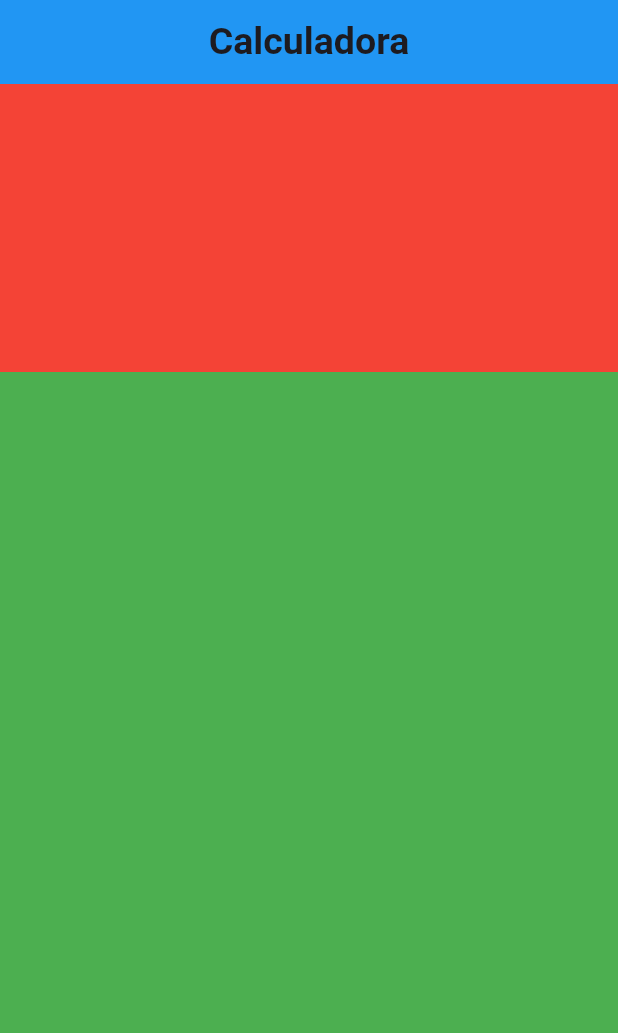
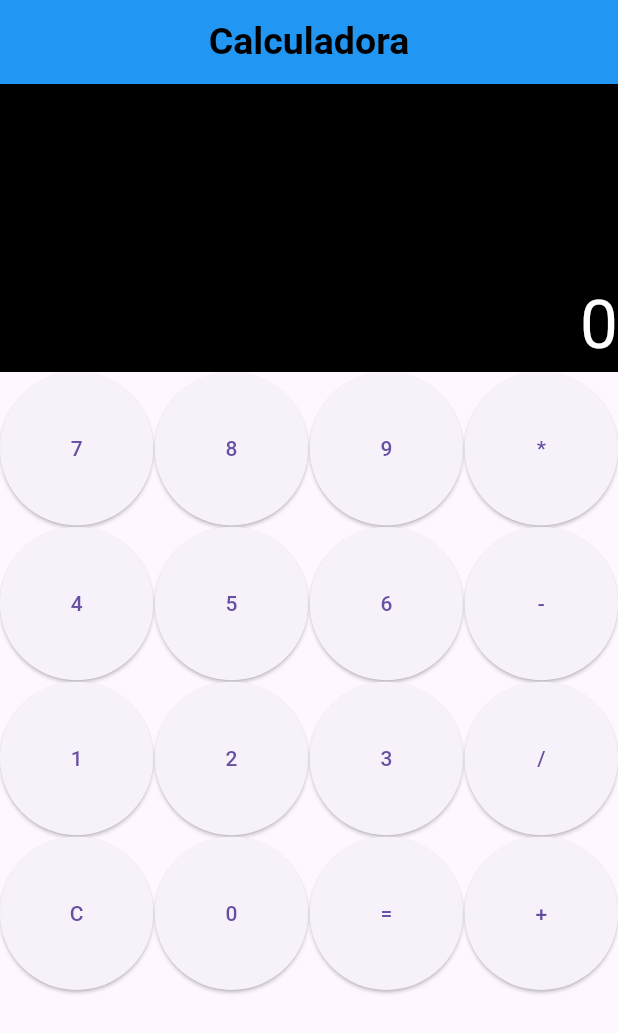
Before and after one commit to PandaDev1994/calculadora_flutter, a Flutter app: the screen it shows after launch, on a phone screen of 412 x 824 dp. Shown: the top 1033 px of the screen. Run offline on Flutter 3.47's test engine with Material 3 defaults, Android fonts, the phone set to English and light mode, and no system bars.

Commit message:
finalizado projeto calculadora

```diff
--- a/lib/calculadora.dart
+++ b/lib/calculadora.dart
@@ -1,38 +1,130 @@
 import 'package:flutter/material.dart';
 
-class Calculadora extends StatelessWidget {
+class Calculadora extends StatefulWidget {
   const Calculadora({super.key});
 
+  @override
+  State<Calculadora> createState() => _CalculadoraState();
+}
+
+double num1 = 0;
+double num2 = 0;
+String resultado = '0';
+String operacao = '';
+
+class _CalculadoraState extends State<Calculadora> {
   @override
   Widget build(BuildContext context) {
     return Scaffold(
       appBar: AppBar(
+        centerTitle: true,
+        backgroundColor: Colors.blue,
         title: const Text(
           'Calculadora',
           style: TextStyle(
             fontSize: 25,
+            color: Colors.black,
             fontWeight: FontWeight.bold,
           ),
         ),
-        backgroundColor: Colors.blue,
-        centerTitle: true,
       ),
-      body: Column(
+      body: SafeArea(
+        child: Column(
           children: [
             Expanded(
-            flex: 1,
               child: Container(
-              color: Colors.red,
+                alignment: Alignment.bottomRight,
+                color: Colors.black,
+                child: Text(
+                  resultado,
+                  style: const TextStyle(color: Colors.white, fontSize: 45),
+                ),
               ),
             ),
             Expanded(
               flex: 3,
-            child: Container(
-              color: Colors.green,
+              child: SizedBox(
+                child: GridView.builder(
+                  gridDelegate: const SliverGridDelegateWithFixedCrossAxisCount(
+                    crossAxisCount: 4,
+                    crossAxisSpacing: 1,
+                    mainAxisSpacing: 1,
+                  ),
+                  itemCount: buttons.length,
+                  itemBuilder: (context, index) {
+                    return ElevatedButton(
+                      onPressed: () {
+                        onPressed(
+                          buttons[index],
+                        );
+                      },
+                      child: Text(
+                        buttons[index],
+                      ),
+                    );
+                  },
                 ),
               ),
+            )
           ],
+        ),
       ),
     );
   }
+
+  void onPressed(String text) {
+    setState(() {
+      if (text == 'C') {
+        resultado = '0';
+        num1 = 0;
+        num2 = 0;
+        operacao = '';
+      } else if (text == '+' || text == '-' || text == '/' || text == '*') {
+        num1 = double.parse(resultado);
+        operacao = text;
+        resultado = '0';
+      } else if (text == '=') {
+        num2 = double.parse(resultado);
+
+        if (operacao == '+') {
+          resultado = (num1 + num2).toString();
+        } else if (operacao == '-') {
+          resultado = (num1 - num2).toString();
+        } else if (operacao == '/') {
+          resultado = (num2 != 0) ? (num1 / num2).toString() : 'Erro';
+        } else if (operacao == '*') {
+          resultado = (num1 * num2).toString();
         }
+
+        num1 = 0;
+        num2 = 0;
+        operacao = '';
+      } else {
+        if (resultado == '0') {
+          resultado = text;
+        } else {
+          resultado += text;
+        }
+      }
+    });
+  }
+
+  List<String> buttons = [
+    '7',
+    '8',
+    '9',
+    '*',
+    '4',
+    '5',
+    '6',
+    '-',
+    '1',
+    '2',
+    '3',
+    '/',
+    'C',
+    '0',
+    '=',
+    '+'
+  ];
+}
--- a/lib/main.dart
+++ b/lib/main.dart
@@ -10,7 +10,7 @@ class MyApp extends StatelessWidget {
 
   @override
   Widget build(BuildContext context) {
-    return const MaterialApp(
+    return MaterialApp(
       home: Calculadora(),
     );
   }
```
Lines whose indentation alone changed are shown as unchanged.
